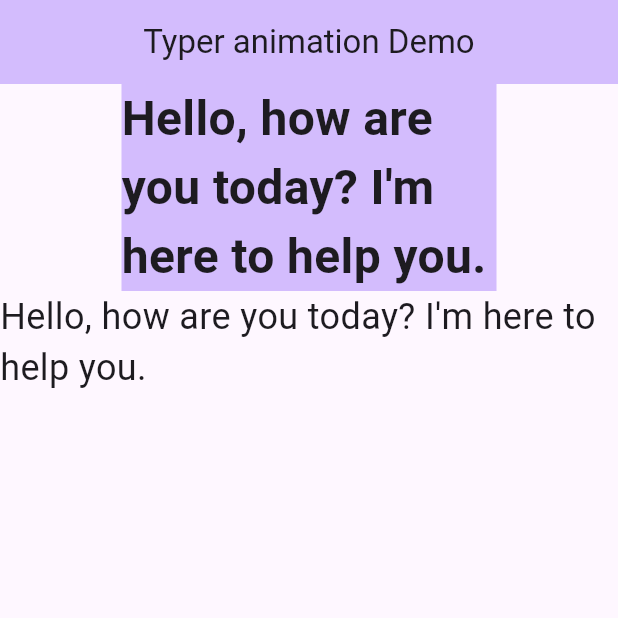
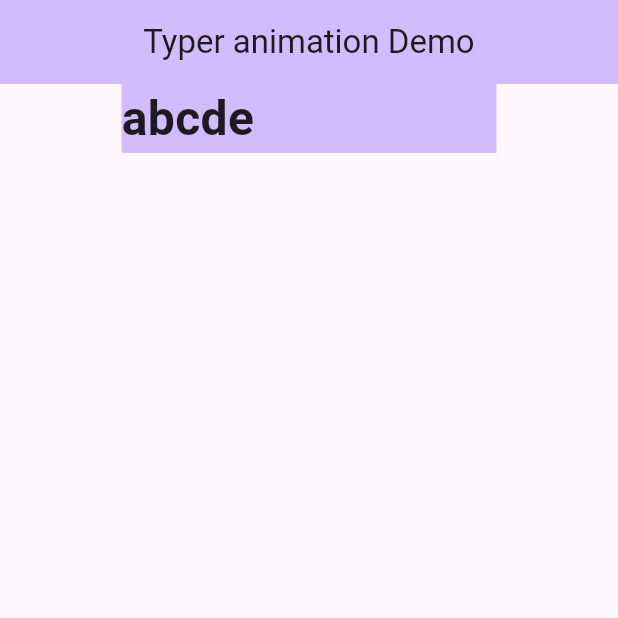
Before and after one commit to Jarvis636431/Typer-Animation, a Flutter app: the screen it shows after launch, on a phone screen of 412 x 824 dp, the top half of it. Run offline on Flutter 3.47's test engine with Material 3 defaults, Android fonts, the phone set to English and light mode, and no system bars; drawn by our look-alikes of animated_text_kit.

Commit message:
[fea]封装成为组件，接受传入的text属性

```diff
--- a/lib/home_page.dart
+++ b/lib/home_page.dart
@@ -24,8 +24,7 @@ class _MyHomePageState extends State<MyHomePage> {
       ),
       body: Column(
         children: [
-          TyperAnimation(),//使用animated text暂时无法解决光标的问题,cursor好像被删掉了
-          TypeWriterText()//使用自定义的type writer会频繁setstate刷新浪费资源
+          CustomTyperAnimation(text:'abcde'),
         ],
       ),
     );
--- a/lib/widget/typer_animation.dart
+++ b/lib/widget/typer_animation.dart
@@ -1,18 +1,10 @@
 import 'package:animated_text_kit/animated_text_kit.dart';
 import 'package:flutter/material.dart';
 
+class CustomTyperAnimation extends StatelessWidget {
+  final String text;
 
-class TyperAnimation extends StatefulWidget {
-  const TyperAnimation({Key? key}) : super(key: key) ;
-
-  @override
-  _TyperAnimationState createState() => _TyperAnimationState();
-}
-
-
-class _TyperAnimationState extends State<TyperAnimation> {
-
-  String text = "Hello, how are you today? I'm here to help you.";
+  CustomTyperAnimation({required this.text});
 
   @override
   Widget build(BuildContext context) {
@@ -30,7 +22,7 @@ class _TyperAnimationState extends State<TyperAnimation> {
                 ),
                 speed: const Duration(milliseconds: 200),
                 curve: Curves.linearToEaseOut,
-              cursor: '|'//cursor是string
+                cursor: '|'
             ),
           ],
           repeatForever: true,
```
Lines whose indentation alone changed are shown as unchanged.
